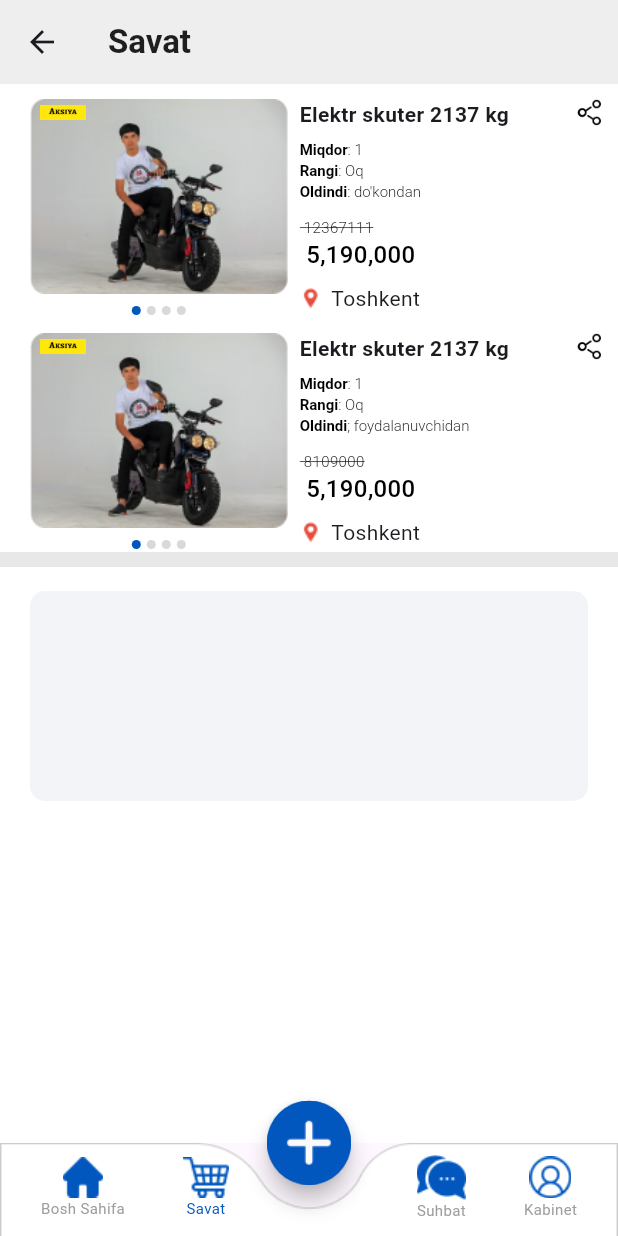
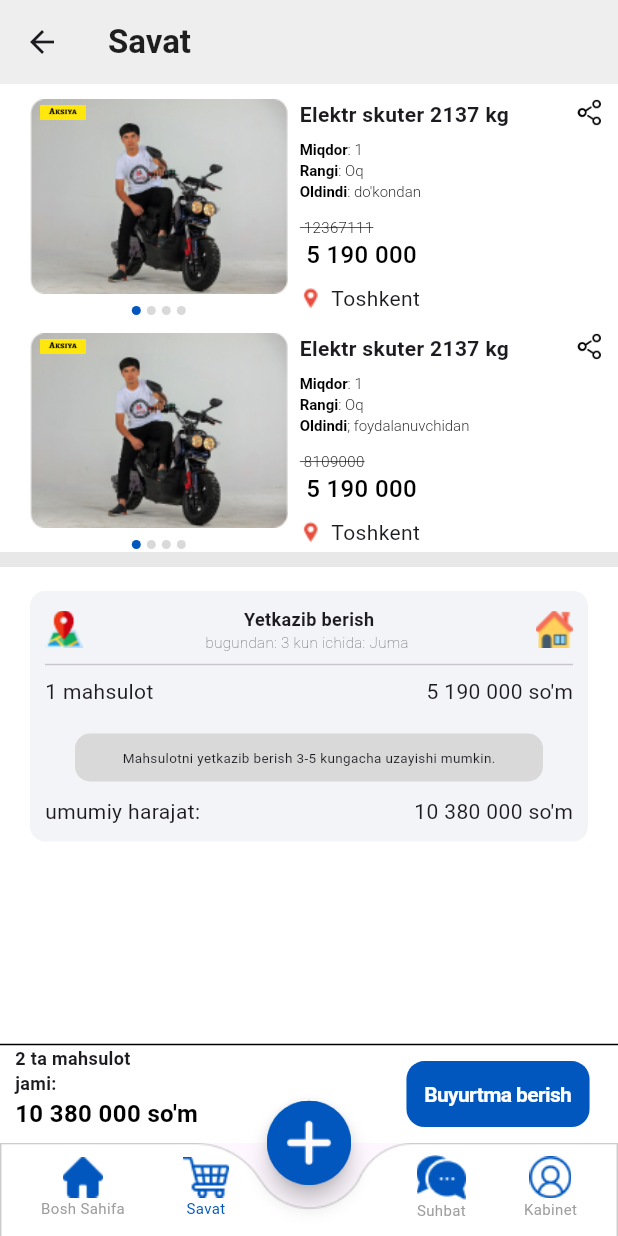
Before and after one commit to skuterlarshop/scooters_shop, a Flutter app: the MainPage screen opened by its route, item 2 of the bottom bar chosen, on a phone screen of 412 x 824 dp. Run offline on Flutter 3.47's test engine with Material 3 defaults, Android fonts, the phone set to English and light mode, and no system bars; our stand-ins replace carousel_slider, flutter_riverpod, flutter_typeahead, google_fonts.

Commit message:
6-commit

```diff
--- a/lib/core/router/router.dart
+++ b/lib/core/router/router.dart
@@ -1,6 +1,5 @@
 import 'package:flutter/material.dart';
 import 'package:skuterlar_shop/core/router/route_name.dart';
-import 'package:skuterlar_shop/data/entity/product_model.dart';
 import 'package:skuterlar_shop/feature/home/view/pages/search_page.dart';
 import 'package:skuterlar_shop/feature/main/view/pages/main_page.dart';
 import 'package:skuterlar_shop/feature/onbording/view/pages/onboarding_page.dart';
@@ -8,8 +7,6 @@ import 'package:skuterlar_shop/feature/profile/view/pages/profile_page.dart';
 import 'package:skuterlar_shop/feature/select_language/view/pages/select_language.dart';
 import 'package:skuterlar_shop/feature/splash/view/pages/splash_page.dart';
 import 'package:skuterlar_shop/feature/welcome/view/pages/welcome_page.dart';
-
-late ProductModel productModel;
 
 class AppRoute {
   static Map<String, Widget Function(BuildContext)> routes = {
--- a/lib/core/style/icons.dart
+++ b/lib/core/style/icons.dart
@@ -1,4 +1,3 @@
-
 class AppIcons {
   static String addIcon = "assets/icons/add_icon.png";
   static String homeIcon = "assets/icons/home_icon.png";
@@ -43,4 +42,6 @@ class AppIcons {
   //shopping_cart
 
   static String location_byCart = "assets/icons/cart/location_by_cart.png";
+  static String map_icon = "assets/icons/cart/map.png";
+  static String house_icon = "assets/icons/cart/house_icon.png";
 }
--- a/lib/data/entity/cart_model.dart
+++ b/lib/data/entity/cart_model.dart
@@ -70,5 +70,4 @@ List<CartModel> cartModels = [
     discountPrice: 5190000,
     location: "Toshkent",
   ),
-
 ];
--- a/lib/feature/detail_page/view/pages/detail_page.dart
+++ b/lib/feature/detail_page/view/pages/detail_page.dart
@@ -6,6 +6,7 @@ import 'package:google_fonts/google_fonts.dart';
 import 'package:skuterlar_shop/core/style/colors.dart';
 import 'package:skuterlar_shop/core/style/icons.dart';
 import 'package:skuterlar_shop/core/style/images.dart';
+import 'package:skuterlar_shop/data/entity/cart_model.dart';
 import 'package:skuterlar_shop/data/entity/product_model.dart';
 import 'package:skuterlar_shop/feature/detail_page/view_model/detail_controller.dart';
 import 'package:skuterlar_shop/feature/home/view_model/home_controller.dart';
@@ -397,7 +398,26 @@ class DetailPage extends ConsumerWidget {
                                       color: AppColors.color_0157BE,
                                     ),
                                   ),
-                                  onPressed: () {},
+                                  onPressed: () {
+                                    num discountPrice =
+                                        productModel.price * 0.8;
+                                    CartModel model = CartModel(
+                                      name: productModel.name,
+                                      image: AppImage.productImage,
+                                      count: detailCon.count,
+                                      color: "Kulrang",
+                                      shopOrUSer: false,
+                                      price: productModel.price,
+                                      discountPrice: discountPrice.toInt(),
+                                      location: productModel.location,
+                                    );
+                                    cartModels.add(model);
+                                    ScaffoldMessenger.of(context).showSnackBar(
+                                      const SnackBar(
+                                        content: Text("Savatga qo'shildi"),
+                                      ),
+                                    );
+                                  },
                                 ),
                               ),
                             ),
--- a/lib/feature/home/view/widgets/all_product.dart
+++ b/lib/feature/home/view/widgets/all_product.dart
@@ -32,8 +32,8 @@ class WAllProduct extends ConsumerWidget {
           productModels[index].name,
           productModels[index].aboutDvigitel,
           productModels[index].madeYear,
-          cartCon.formatNumber(
-            productModels[index].price,
+          cartCon.formatAmount(
+            productModels[index].price.toString(),
           ),
         ];
         return Stack(
--- a/lib/feature/shopping_cart/view/pages/cart_page.dart
+++ b/lib/feature/shopping_cart/view/pages/cart_page.dart
@@ -1,10 +1,14 @@
+import 'package:flutter/cupertino.dart';
 import 'package:flutter/material.dart';
 import 'package:flutter_riverpod/flutter_riverpod.dart';
 import 'package:google_fonts/google_fonts.dart';
-import 'package:skuterlar_shop/core/router/route_name.dart';
 import 'package:skuterlar_shop/core/style/colors.dart';
 import 'package:skuterlar_shop/core/style/icons.dart';
 import 'package:skuterlar_shop/data/entity/cart_model.dart';
+import 'package:skuterlar_shop/data/entity/product_model.dart';
+import 'package:skuterlar_shop/feature/detail_page/view/pages/detail_page.dart';
+import 'package:skuterlar_shop/feature/shopping_cart/view/widgets/w_float_button.dart';
+import 'package:skuterlar_shop/feature/shopping_cart/view/widgets/w_result_order.dart';
 import 'package:skuterlar_shop/feature/shopping_cart/view_model/shopping_cart_controller.dart';
 
 class Cartpage extends ConsumerWidget {
@@ -36,17 +40,23 @@ class Cartpage extends ConsumerWidget {
             itemCount: cartModels.length,
             itemBuilder: (context, index) {
               String formattedNumber =
-                  con.formatNumber(cartModels[index].discountPrice);
+                  con.formatAmount(cartModels[index].discountPrice.toString());
               return Padding(
                 padding: const EdgeInsets.only(left: 20, top: 10, right: 10),
                 child: Container(
                   color: AppColors.color_FFFFFF,
                   width: double.maxFinite,
                   child: GestureDetector(
-                    onTap: () => Navigator.pushNamed(
-                      context,
-                      AppRounteName.detailPage,
-                    ),
+                    onTap: () {
+                      Navigator.push(
+                        context,
+                        CupertinoPageRoute(
+                          builder: (context) => DetailPage(
+                            productModels[index],
+                          ),
+                        ),
+                      );
+                    },
                     child: Stack(
                       children: [
                         Row(
@@ -232,35 +242,13 @@ class Cartpage extends ConsumerWidget {
               );
             },
           ),
-          SliverToBoxAdapter(
-            child: Column(
-              children: [
-                Container(
-                  color: AppColors.color_E8E8E8,
-                  height: 10,
-                  width: double.maxFinite,
-                ),
-                Padding(
-                  padding: const EdgeInsets.only(left: 20, right: 20, top: 16),
-                  child: Container(
-                    height: 140,
-                    width: double.maxFinite,
-                    decoration: BoxDecoration(
-                      color: AppColors.color_F2F4F7,
-                      borderRadius: const BorderRadius.all(
-                        Radius.circular(10),
-                      ),
-                    ),
-                    child: Column(
-                      children: [],
-                    ),
-                  ),
-                ),
-              ],
-            ),
+          const SliverToBoxAdapter(
+            child: WResultOrder(),
           ),
         ],
       ),
+      floatingActionButtonLocation: FloatingActionButtonLocation.centerDocked,
+      floatingActionButton: const WFloatButtton(),
     );
   }
 }
--- /dev/null
+++ b/lib/feature/shopping_cart/view/widgets/enter_order_information.dart
@@ -0,0 +1,14 @@
+import 'package:flutter/material.dart';
+
+class EnterOrderInformation extends StatelessWidget {
+  const EnterOrderInformation({super.key});
+
+  @override
+  Widget build(BuildContext context) {
+    return Column(
+      children: [
+
+      ],
+    );
+  }
+}
--- /dev/null
+++ b/lib/feature/shopping_cart/view/widgets/w_float_button.dart
@@ -0,0 +1,82 @@
+import 'package:flutter/cupertino.dart';
+import 'package:flutter_riverpod/flutter_riverpod.dart';
+import 'package:google_fonts/google_fonts.dart';
+import 'package:skuterlar_shop/core/style/colors.dart';
+import 'package:skuterlar_shop/data/entity/cart_model.dart';
+import 'package:skuterlar_shop/feature/shopping_cart/view_model/shopping_cart_controller.dart';
+
+class WFloatButtton extends ConsumerWidget {
+  const WFloatButtton({super.key});
+
+  @override
+  Widget build(BuildContext context, WidgetRef ref) {
+    ref.watch(cartNotifier);
+    var con = ref.read(cartNotifier);
+    String totalSumma = con.formatAmount(con.totalPrice().toString());
+    return Container(
+      height: 66,
+      width: double.maxFinite,
+      decoration: BoxDecoration(
+        color: AppColors.color_FFFFFF,
+        border: Border(
+          top: BorderSide(
+            color: AppColors.color_000000,
+          ),
+        ),
+      ),
+      child: Padding(
+        padding: const EdgeInsets.symmetric(horizontal: 10),
+        child: Row(
+          mainAxisAlignment: MainAxisAlignment.spaceBetween,
+          children: [
+            Column(
+              crossAxisAlignment: CrossAxisAlignment.start,
+              children: [
+                Text(
+                  "${cartModels.length} ta mahsulot",
+                  style: const TextStyle(
+                    fontSize: 12,
+                    fontWeight: FontWeight.bold,
+                  ),
+                ),
+                const Text(
+                  "jami:",
+                  style: TextStyle(
+                    fontSize: 12,
+                    fontWeight: FontWeight.bold,
+                  ),
+                ),
+                Text(
+                  "$totalSumma so'm",
+                  style: GoogleFonts.inriaSans(
+                    fontSize: 16,
+                    fontWeight: FontWeight.bold,
+                    color: AppColors.color_000000,
+                  ),
+                ),
+              ],
+            ),
+            Container(
+              height: 44,
+              width: 140,
+              alignment: Alignment.center,
+              child: CupertinoButton(
+                padding: const EdgeInsets.all(12),
+                color: AppColors.color_0157BE,
+                child: Text(
+                  "Buyurtma berish",
+                  style: TextStyle(
+                    fontSize: 14,
+                    fontWeight: FontWeight.bold,
+                    color: AppColors.color_FFFFFF,
+                  ),
+                ),
+                onPressed: () {},
+              ),
+            ),
+          ],
+        ),
+      ),
+    );
+  }
+}
--- /dev/null
+++ b/lib/feature/shopping_cart/view/widgets/w_result_order.dart
@@ -0,0 +1,133 @@
+import 'package:flutter/material.dart';
+import 'package:flutter_riverpod/flutter_riverpod.dart';
+import 'package:skuterlar_shop/core/style/colors.dart';
+import 'package:skuterlar_shop/core/style/icons.dart';
+import 'package:skuterlar_shop/data/entity/cart_model.dart';
+import 'package:skuterlar_shop/feature/shopping_cart/view_model/shopping_cart_controller.dart';
+
+class WResultOrder extends ConsumerWidget {
+  const WResultOrder({super.key});
+
+  @override
+  Widget build(BuildContext context, WidgetRef ref) {
+    ref.watch(cartNotifier);
+    var con = ref.read(cartNotifier);
+    String formatTotalPrice = con.formatAmount(con.totalPrice().toString());
+    return Column(
+      mainAxisSize: MainAxisSize.min,
+      children: [
+        Container(
+          color: AppColors.color_E8E8E8,
+          height: 10,
+          width: double.maxFinite,
+        ),
+        Padding(
+          padding: const EdgeInsets.only(left: 20, right: 20, top: 16),
+          child: Container(
+            width: double.maxFinite,
+            decoration: BoxDecoration(
+              color: AppColors.color_F2F4F7,
+              borderRadius: const BorderRadius.all(
+                Radius.circular(10),
+              ),
+            ),
+            child: Padding(
+              padding: const EdgeInsets.symmetric(horizontal: 10),
+              child: Column(
+                children: [
+                  const SizedBox(
+                    height: 10,
+                  ),
+                  Row(
+                    mainAxisAlignment: MainAxisAlignment.spaceBetween,
+                    children: [
+                      Image.asset(AppIcons.map_icon),
+                      const Column(
+                        children: [
+                          Text(
+                            "Yetkazib berish",
+                            style: TextStyle(
+                              fontSize: 12,
+                              fontWeight: FontWeight.bold,
+                            ),
+                          ),
+                          Text(
+                            "bugundan: 3 kun ichida: Juma ",
+                            style: TextStyle(
+                              fontSize: 10,
+                              fontWeight: FontWeight.w200,
+                            ),
+                          ),
+                        ],
+                      ),
+                      Image.asset(
+                        AppIcons.house_icon,
+                      ),
+                    ],
+                  ),
+                  const Divider(),
+                  Column(
+                    children: List.generate(
+                      cartModels.length - 1,
+                      (index) {
+                        String foramtPrice = con.formatAmount(
+                            cartModels[index].discountPrice.toString());
+
+                        return Row(
+                          mainAxisAlignment: MainAxisAlignment.spaceBetween,
+                          children: [
+                            Text("${index + 1} mahsulot"),
+                            Text("$foramtPrice so'm"),
+                          ],
+                        );
+                      },
+                    ),
+                  ),
+                  const SizedBox(
+                    height: 18,
+                  ),
+                  Padding(
+                    padding: const EdgeInsets.symmetric(horizontal: 20),
+                    child: Container(
+                      alignment: Alignment.center,
+                      height: 32,
+                      decoration: BoxDecoration(
+                        borderRadius: const BorderRadius.all(
+                          Radius.circular(10),
+                        ),
+                        color: AppColors.color_D9D9D9,
+                      ),
+                      child: const Text(
+                        "Mahsulotni yetkazib berish 3-5 kungacha uzayishi mumkin.",
+                        style: TextStyle(
+                          fontSize: 9,
+                          fontWeight: FontWeight.w400,
+                        ),
+                      ),
+                    ),
+                  ),
+                  const SizedBox(
+                    height: 10,
+                  ),
+                  Row(
+                    mainAxisAlignment: MainAxisAlignment.spaceBetween,
+                    children: [
+                      const Text(
+                        "umumiy harajat:",
+                        style: TextStyle(),
+                      ),
+                      Text("$formatTotalPrice so'm"),
+                    ],
+                  ),
+                  const SizedBox(
+                    height: 10,
+                  ),
+                ],
+              ),
+            ),
+          ),
+        ),
+      ],
+    );
+  }
+}
--- a/lib/feature/shopping_cart/view_model/shopping_cart_controller.dart
+++ b/lib/feature/shopping_cart/view_model/shopping_cart_controller.dart
@@ -1,12 +1,40 @@
 import 'package:flutter/material.dart';
 import 'package:flutter_riverpod/flutter_riverpod.dart';
-import 'package:intl/intl.dart';
+import 'package:skuterlar_shop/data/entity/cart_model.dart';
 
 final cartNotifier = ChangeNotifierProvider((ref) => CartController());
 
 class CartController with ChangeNotifier {
-  String formatNumber(int number) {
-    final formatter = NumberFormat('###,###,###');
-    return formatter.format(number);
+  int totalPrice() {
+    int totalSumma = 0;
+
+    for (var i = 0; i < cartModels.length; i++) {
+      totalSumma += cartModels[i].discountPrice;
+    }
+    return totalSumma;
+  }
+
+  String formatAmount(String value) {
+    String price = value;
+    String priceInText = "";
+    int counter = 0;
+    for (int i = (price.length - 1); i >= 0; i--) {
+      counter++;
+      String str = price[i];
+      if ((counter % 3) != 0 && i != 0) {
+        priceInText = "$str$priceInText";
+      } else if (i == 0) {
+        priceInText = "$str$priceInText";
+      } else {
+        priceInText = " $str$priceInText";
+      }
+    }
+    return priceInText.trim();
+  }
+
+  bool isChanged = false;
+  void tapChanged() {
+    isChanged = !isChanged;
+    notifyListeners();
   }
 }
```
Also changed, not shown: assets/icons/cart/house_icon.png (added), assets/icons/cart/map.png (added).
